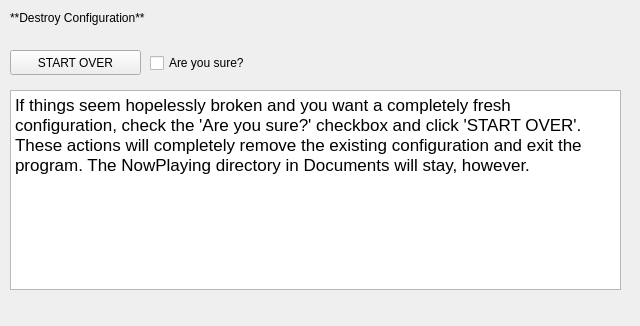
Before: the Qt Designer form nowplaying/resources/destroy_ui.ui in whatsnowplaying/whats-now-playing, drawn with Qt 5; both pictures show x 0 to 640 and y 0 to 326 of the 640 by 480 pixel window.
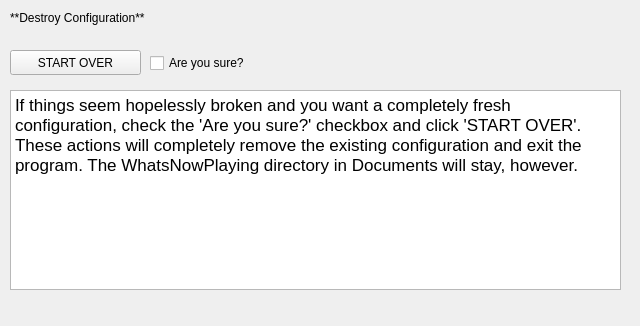
After: the same form once the commit is applied. Icons and pictures are not drawn.

```diff
--- a/nowplaying/resources/destroy_ui.ui
+++ b/nowplaying/resources/destroy_ui.ui
@@ -76,7 +76,7 @@
 li.unchecked::marker { content: &quot;\2610&quot;; }
 li.checked::marker { content: &quot;\2612&quot;; }
 &lt;/style&gt;&lt;/head&gt;&lt;body style=&quot; font-family:'.AppleSystemUIFont'; font-size:13pt; font-weight:400; font-style:normal;&quot;&gt;
-&lt;p style=&quot; margin-top:12px; margin-bottom:12px; margin-left:0px; margin-right:0px; -qt-block-indent:0; text-indent:0px;&quot;&gt;If things seem hopelessly broken and you want a completely fresh configuration, check the 'Are you sure?' checkbox and click 'START OVER'. These actions will completely remove the existing configuration and exit the program. The NowPlaying directory in Documents will stay, however.&lt;/p&gt;&lt;/body&gt;&lt;/html&gt;</string>
+&lt;p style=&quot; margin-top:12px; margin-bottom:12px; margin-left:0px; margin-right:0px; -qt-block-indent:0; text-indent:0px;&quot;&gt;If things seem hopelessly broken and you want a completely fresh configuration, check the 'Are you sure?' checkbox and click 'START OVER'. These actions will completely remove the existing configuration and exit the program. The WhatsNowPlaying directory in Documents will stay, however.&lt;/p&gt;&lt;/body&gt;&lt;/html&gt;</string>
    </property>
   </widget>
  </widget>
```
